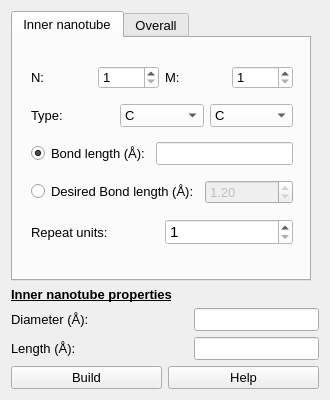
Before: the Qt Designer form furiousatoms/forms/MWNT.ui in nasimanousheh/furious-atoms, drawn with Qt 5.
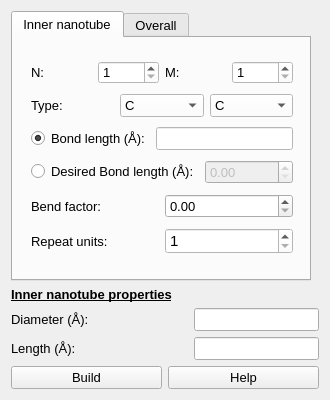
After: the same form once the commit is applied.

Commit message: Added bend factor lable

The edit to the form file:
```diff
--- a/furiousatoms/forms/MWNT.ui
+++ b/furiousatoms/forms/MWNT.ui
@@ -310,19 +310,50 @@
                </font>
               </property>
               <property name="maximum">
-               <double>2.500000000000000</double>
+               <double>1.000000000000000</double>
               </property>
               <property name="singleStep">
                <double>0.010000000000000</double>
               </property>
               <property name="value">
-               <double>1.200000000000000</double>
+               <double>0.000000000000000</double>
               </property>
              </widget>
             </item>
            </layout>
           </item>
           <item row="4" column="0">
+           <layout class="QGridLayout" name="gridLayout_10">
+            <item row="0" column="0">
+             <widget class="QLabel" name="label">
+              <property name="font">
+               <font>
+                <pointsize>10</pointsize>
+               </font>
+              </property>
+              <property name="text">
+               <string>Bend factor:</string>
+              </property>
+             </widget>
+            </item>
+            <item row="0" column="1">
+             <widget class="QDoubleSpinBox" name="doubleSpinBox_bend_factor">
+              <property name="font">
+               <font>
+                <pointsize>10</pointsize>
+               </font>
+              </property>
+              <property name="maximum">
+               <double>1.000000000000000</double>
+              </property>
+              <property name="singleStep">
+               <double>0.010000000000000</double>
+              </property>
+             </widget>
+            </item>
+           </layout>
+          </item>
+          <item row="5" column="0">
            <layout class="QGridLayout" name="gridLayout_14">
             <item row="0" column="0">
              <widget class="QLabel" name="label_repeat_units_MWNT">
```
